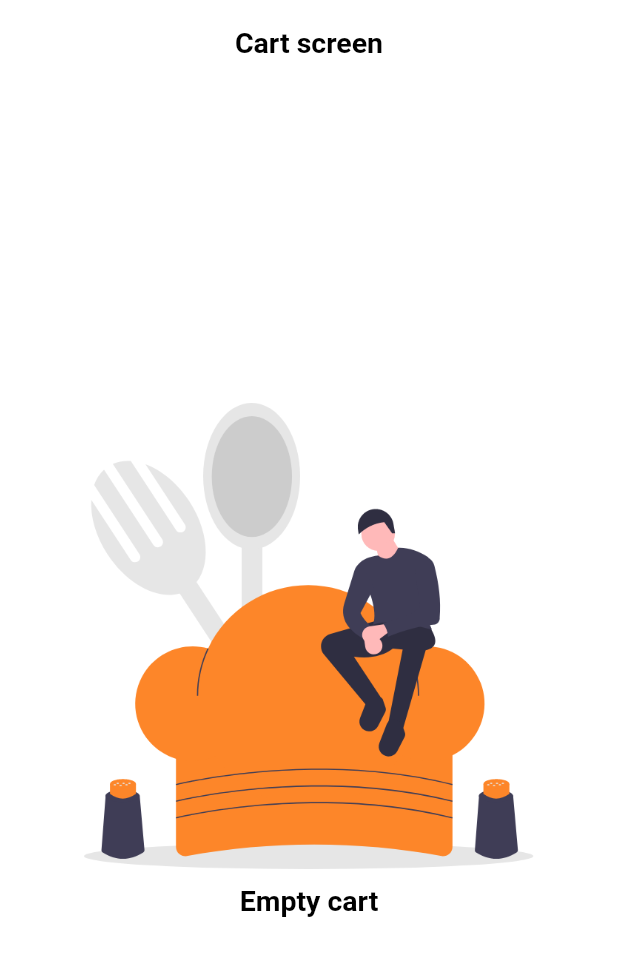
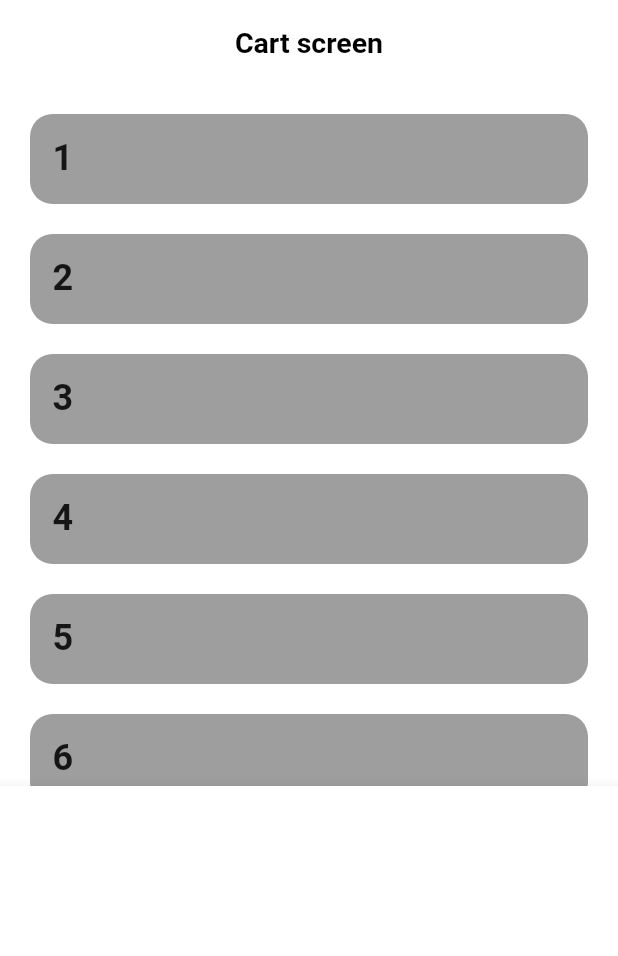
Before and after one commit to OlegKorolyov/flutter-sun-stickers, a Flutter app: the screen it shows after launch, on a phone screen of 412 x 824 dp. Shown: the top 956 px of the screen. Run offline on Flutter 3.47's test engine with Material 2 defaults, Android fonts, the phone set to English and light mode, and no system bars; our stand-ins replace badges, font_awesome_flutter.

Commit message:
data cart wrapper

```diff
--- a/lib/data/app_data.dart
+++ b/lib/data/app_data.dart
@@ -213,4 +213,8 @@ class AppData {
     StickerCategory(StickerType.fruit, false),
     StickerCategory(StickerType.other, false),
   ];
+
+  static List<Sticker> cartItems = [stickers[0], stickers[1], stickers[2]];
+
+
 }
--- a/lib/ui/screens/cart_screen.dart
+++ b/lib/ui/screens/cart_screen.dart
@@ -1,4 +1,5 @@
 import 'package:flutter/material.dart';
+import 'package:sun_stickers/data/app_data.dart';
 import 'package:sun_stickers/ui/_ui.dart';
 
 class CartScreen extends StatefulWidget {
@@ -9,6 +10,7 @@ class CartScreen extends StatefulWidget {
 }
 
 class CartScreenState extends State<CartScreen>{
+  var cartItems = AppData.cartItems;
 
   @override
   Widget build(BuildContext context ) {
@@ -16,9 +18,10 @@ class CartScreenState extends State<CartScreen>{
       appBar: _appBar(context),
       body: EmptyWrapper(
         title: "Empty cart",
-        isEmpty: true,
-        child: Container(),
+        isEmpty: cartItems.isEmpty,
+        child: _cartListView(),
       ),
+      bottomNavigationBar: cartItems.isEmpty ? const SizedBox() : _bottomAppBar(),
     );
   }
 
@@ -32,4 +35,38 @@ class CartScreenState extends State<CartScreen>{
     );
   }
 
+  Widget _cartListView() {
+    return ListView.separated(
+        padding: EdgeInsets.all(20),
+        itemCount: 20,
+        itemBuilder: (_, index) {
+          return Container(
+            height: 60,
+            width: double.infinity,
+            padding: EdgeInsets.all(15),
+            decoration: BoxDecoration(
+              borderRadius: BorderRadius.circular(15),
+              color: Colors.grey
+            ),
+            child: Text(
+              '${index + 1}',
+              style: const TextStyle(fontSize: 24, fontWeight: FontWeight.bold),
+            ),
+          );
+        },
+        separatorBuilder: (_, __) => Container(height: 20,),
+        );
+  }
+
+  Widget _bottomAppBar() {
+    return BottomAppBar(
+      child: SizedBox(
+        height: 300,
+        child: Container(
+          color: Colors.white,
+        ),
+      ),
+    );
+  }
+
 }
```
